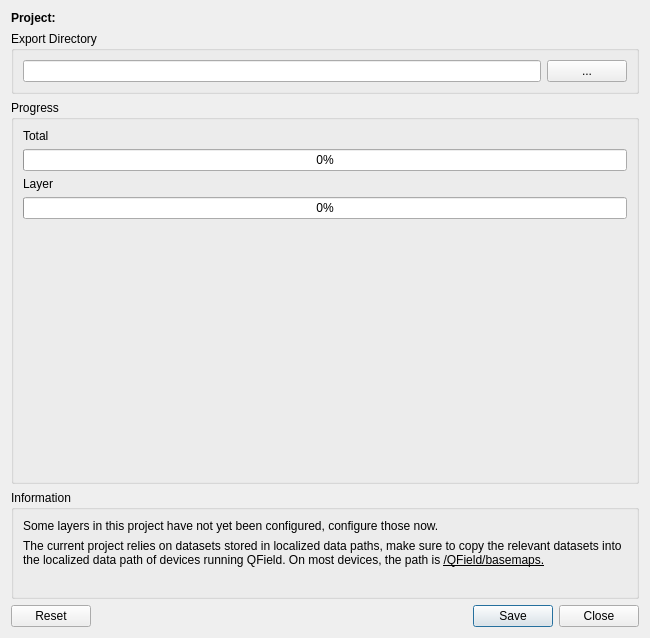
First picture: the form in qfieldsync/ui/package_dialog.ui, repository opengisch/qfieldsync, before the edit.
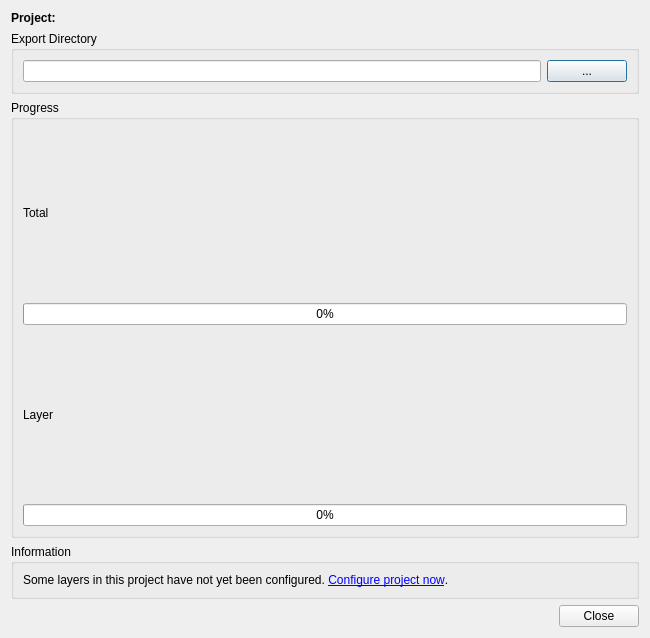
Second picture: the form after the edit. The open tabs and pages were chosen to show the change.

Commit message:
Revert "Merge pull request #171 from opengisch/localized"
This reverts commit 3e15884faa1880d6087eb114d1578a836fc22c95, reversing
changes made to 8de959c594eb0d67ff6db7962991bf3422cf6d78.

Diff of the .ui file:
```diff
--- a/qfieldsync/ui/package_dialog.ui
+++ b/qfieldsync/ui/package_dialog.ui
@@ -67,22 +67,6 @@
             </property>
            </widget>
           </item>
-          <item>
-           <spacer>
-            <property name="orientation">
-             <enum>Qt::Vertical</enum>
-            </property>
-            <property name="sizeType">
-             <enum>QSizePolicy::Expanding</enum>
-            </property>
-            <property name="sizeHint" stdset="0">
-             <size>
-              <width>16</width>
-              <height>16</height>
-             </size>
-            </property>
-           </spacer>
-          </item>
          </layout>
         </widget>
        </item>
@@ -243,7 +227,7 @@
       <enum>Qt::Horizontal</enum>
      </property>
      <property name="standardButtons">
-      <set>QDialogButtonBox::Close|QDialogButtonBox::Save|QDialogButtonBox::Reset</set>
+      <set>QDialogButtonBox::Close</set>
      </property>
     </widget>
    </item>
@@ -254,50 +238,9 @@
      </property>
      <layout class="QGridLayout" name="gridLayout_8">
       <item row="0" column="0">
-       <widget class="QLabel" name="infoConfigurationLabel">
-        <property name="sizePolicy">
-         <sizepolicy hsizetype="Preferred" vsizetype="Minimum">
-          <horstretch>0</horstretch>
-          <verstretch>0</verstretch>
-         </sizepolicy>
-        </property>
+       <widget class="QLabel" name="infoLabel">
         <property name="text">
-         <string>Some layers in this project have not yet been configured, configure those now.</string>
-        </property>
-        <property name="wordWrap">
-         <bool>true</bool>
-        </property>
-       </widget>
-      </item>
-      <item row="1" column="0">
-       <widget class="QLabel" name="infoLocalizedPresentLabel">
-        <property name="sizePolicy">
-         <sizepolicy hsizetype="Preferred" vsizetype="Minimum">
-          <horstretch>0</horstretch>
-          <verstretch>0</verstretch>
-         </sizepolicy>
-        </property>
-        <property name="text">
-         <string>The current project relies on datasets stored in localized data paths, make sure to copy the relevant datasets into the localized data path of devices running QField. On most devices, the path is &lt;u&gt;/QField/basemaps.&lt;/u&gt;</string>
-        </property>
-        <property name="wordWrap">
-         <bool>true</bool>
-        </property>
-       </widget>
-      </item>
-      <item row="2" column="0">
-       <widget class="QLabel" name="infoLocalizedLayersLabel">
-        <property name="sizePolicy">
-         <sizepolicy hsizetype="Preferred" vsizetype="Minimum">
-          <horstretch>0</horstretch>
-          <verstretch>0</verstretch>
-         </sizepolicy>
-        </property>
-        <property name="text">
-         <string></string>
-        </property>
-        <property name="wordWrap">
-         <bool>true</bool>
+         <string>Some layers in this project have not yet been configured. &lt;a href=&quot;configuration&quot;&gt;Configure project now&lt;/a&gt;.</string>
         </property>
        </widget>
       </item>
```
The commit also changes 7 other files.
